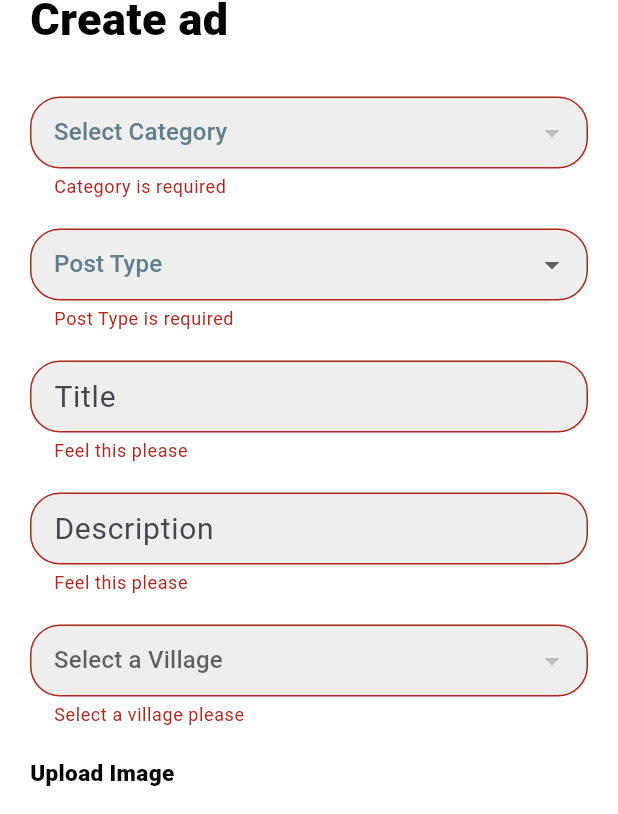
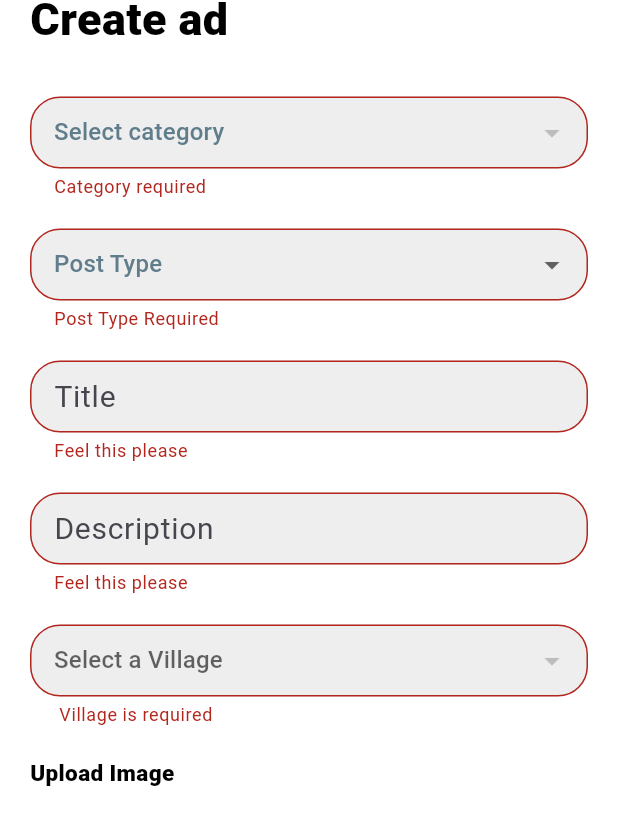
Before and after one commit to ChrisKamanzi/lost-and-found, a Flutter app: the CreateAdReg screen opened by its route, after a tap on "Submit", on a phone screen of 412 x 824 dp. Shown: the part 127-941 px from the top of the screen. Run offline on Flutter 3.47's test engine with Material 3 defaults, Android fonts, the light colour scheme and no system bars; our stand-ins replace device_info_plus, dio, flutter_dotenv, flutter_map, flutter_riverpod, go_router and 7 more; accounts and stored records are empty; Roboto replaces fonts that are missing (Brawler).

Commit message:
Fixed some minor bugs and worked on the localisations

```diff
--- a/lib/l10n/app_en.arb
+++ b/lib/l10n/app_en.arb
@@ -44,7 +44,7 @@
   "hello" : "Hello",
   "homeCreateAdvert" : "Create an advert",
   "homeCreateDetail" : " Report if you find or lost an item",
-  "homeLostFOund" : "Losst $ found items",
+  "homeLostFOund" : "Lost $ found items",
   "homeLostFoundDetail" :  " Go through the lost and",
   "homeLostFoundDetailfound" : "found items ",
   "homeSearch" : "Search on Map" ,
@@ -107,7 +107,12 @@
   "enter_password" : "Enter your password please",
   "login_failed" : "Login Failed",
   "select_village" :  "Select your village",
-  "village_required" : " Village is required"
+  "village_required" : " Village is required",
+
+  "select_category" : "Select category",
+"category_required" : "Category required",
+  "post_type_required" : "Post Type Required"
+
 
 
 
--- a/lib/l10n/app_fr.arb
+++ b/lib/l10n/app_fr.arb
@@ -112,7 +112,12 @@
   "enter_password": "Veuillez entrer votre mot de passe",
   "login_failed": "Échec de la connexion",
   "select_village": "Sélectionnez votre village",
-  "village_required": "Le village est requis"
+  "village_required": "Le village est requis",
+
+  "select_category" : "Sélectionnez une catégorie",
+  "category_required" : "La catégorie est requise",
+  "post_type_required" : "Le type de publication est requis"
+
 
 
 
--- a/lib/l10n/app_rw.arb
+++ b/lib/l10n/app_rw.arb
@@ -104,8 +104,10 @@
   "enter_password" : "Shiramo Ijambo ry'ibanga",
   "login_failed" : "Gukomeza byanze",
   "select_village" :  "Hitamo umudugudu ubarizwamo",
-  "village_required" : " Umudugudu urasabwa kuwuhitamo"
+  "village_required" : " Umudugudu urasabwa kuwuhitamo",
 
 
-
+  "select_category" : "Hitamo ikiciro",
+  "category_required" : "Usabwa guhitamo ikiciro",
+  "post_type_required" : "Guhitamo ubwoko bwitangazo birakenewe"
 }
--- a/lib/pages/create_Ad/create_ad_reg.dart
+++ b/lib/pages/create_Ad/create_ad_reg.dart
@@ -18,12 +18,14 @@ class CreateAdReg extends ConsumerStatefulWidget {
 }
 
 class _CreateAdRegState extends ConsumerState<CreateAdReg> {
+
   File? image1;
   File? image2;
+
   String? selectedLocation;
   String? selectedPostType;
+
   final _formKey = GlobalKey<FormState>();
-
   bool isLoading = false;
 
   final TextEditingController title = TextEditingController();
@@ -32,8 +34,10 @@ class _CreateAdRegState extends ConsumerState<CreateAdReg> {
   @override
   void initState() {
     super.initState();
+
     ref.read(categoryProvider.notifier).fetchCategories();
     ref.read(villageProvider.notifier).fetchVillages();
+
   }
 
   @override
@@ -46,15 +50,22 @@ class _CreateAdRegState extends ConsumerState<CreateAdReg> {
 
   @override
   Widget build(BuildContext context) {
+
+
+
     final categories = ref.watch(categoryProvider);
     final selectedCategory = ref.watch(selectedCategoryProvider);
     final villages = ref.watch(villageProvider);
     final createAdState = ref.watch(createAdNotifierProvider);
+
+
     final isLoading = createAdState.isLoading;
-
     final imageState = ref.watch(imagePickerProvider);
     final imageNotifier = ref.read(imagePickerProvider.notifier);
     final categoryError = ref.watch(categoryErrorProvider);
+
+
+
 
     return Scaffold(
       appBar: AppBar(automaticallyImplyLeading: true),
@@ -85,7 +96,7 @@ class _CreateAdRegState extends ConsumerState<CreateAdReg> {
                   DropdownButtonFormField<String>(
                     isExpanded: true,
                     hint: Text(
-                      'Select Category',
+                      AppLocalizations.of(context)!.select_category,
                       style: TextStyle(
                         color:
                             Theme.of(context).brightness == Brightness.dark
@@ -116,7 +127,7 @@ class _CreateAdRegState extends ConsumerState<CreateAdReg> {
                             },
                     validator: (value) {
                       if (value == null || value.isEmpty) {
-                        return 'Category is required';
+                        return AppLocalizations.of(context)!.category_required;
                       }
                       return null;
                     },
@@ -157,7 +168,7 @@ class _CreateAdRegState extends ConsumerState<CreateAdReg> {
                     value: selectedPostType,
                     validator: (value) {
                       if (value == null || value.isEmpty) {
-                        return 'Post Type is required';
+                        return AppLocalizations.of(context)!.post_type_required;
                       }
                       return null;
                     },
@@ -216,7 +227,9 @@ class _CreateAdRegState extends ConsumerState<CreateAdReg> {
                             }).toList(),
                         validator: (value) {
                           if (value == null || value.isEmpty) {
-                            return 'Select a village please';
+                            return AppLocalizations.of(
+                              context,
+                            )!.village_required;
                           }
                           return null;
                         },
--- a/lib/pages/searchOnMap/map_item.dart
+++ b/lib/pages/searchOnMap/map_item.dart
@@ -3,7 +3,6 @@ import 'package:flutter_map/flutter_map.dart';
 import 'package:google_fonts/google_fonts.dart';
 import 'package:latlong2/latlong.dart';
 import 'package:flutter_riverpod/flutter_riverpod.dart';
-
 import '../../stateManagment/provider/map_item_provider.dart';
 
 class MapItem extends ConsumerStatefulWidget {
```
Also changed, not shown: lib/pages/home/lost_found/lost_found_items.dart (+5 -8 lines), lib/pages/services/create_ad.dart (+6 -9 lines), lib/generated/app_localizations.dart, lib/generated/app_localizations_en.dart, lib/generated/app_localizations_fr.dart, lib/generated/app_localizations_rw.dart, pubspec.lock, 1 other file.
